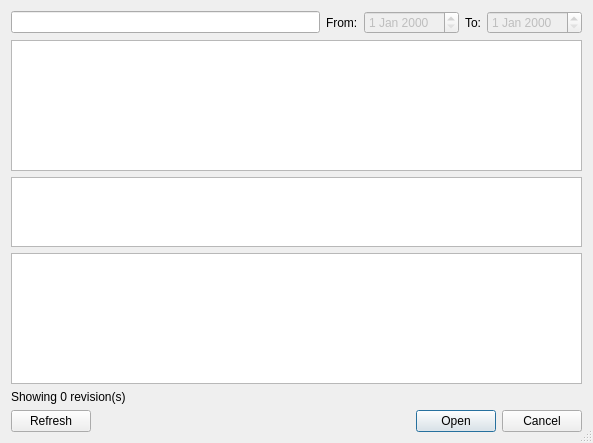
Old version of the form forms/repo_dialoghistory.ui in the repository 3drepo/3drepogui.
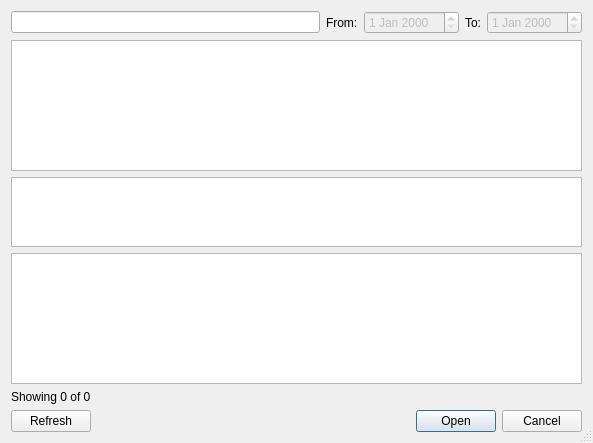
New version of the form. Custom widgets are drawn as their Qt base class.

Patch:
```diff
--- a/forms/repo_dialoghistory.ui
+++ b/forms/repo_dialoghistory.ui
@@ -36,7 +36,7 @@
    <item row="4" column="0">
     <widget class="QLabel" name="revisionsCountLabel">
      <property name="text">
-      <string>Showing 0 revision(s)</string>
+      <string>Showing 0 of 0</string>
      </property>
     </widget>
    </item>
```
